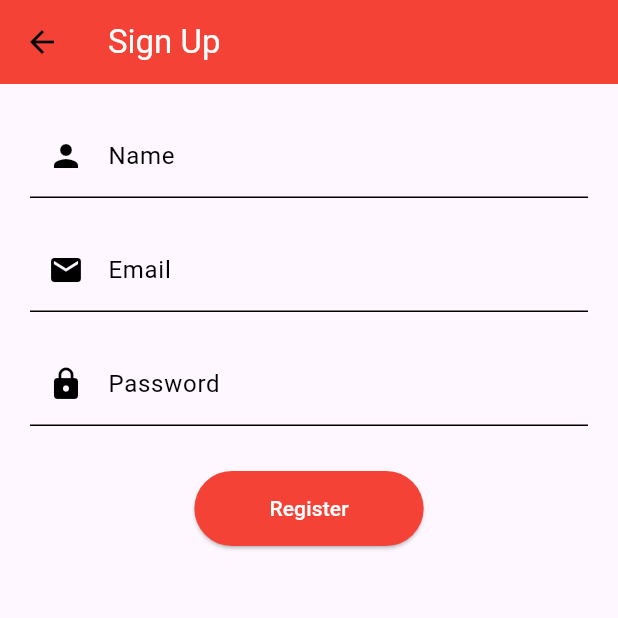
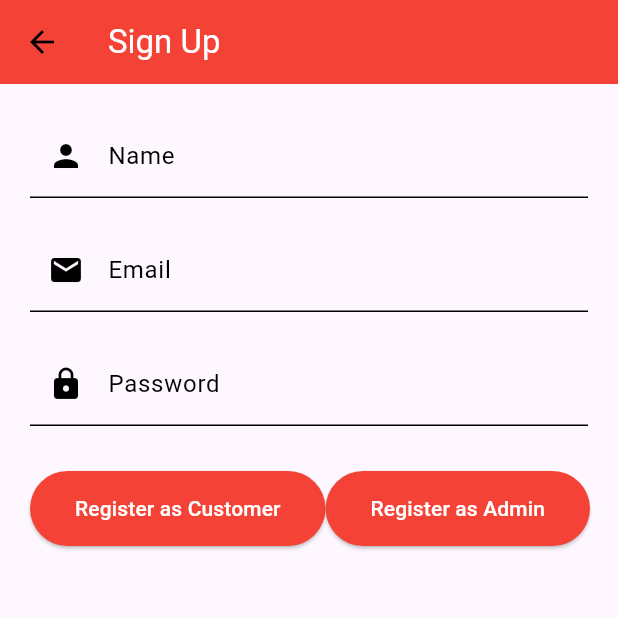
Before and after one commit to juniperus01/College-Canteen, a Flutter app: the RegistrationPage screen opened directly, on a phone screen of 412 x 824 dp, the top half of it. Run offline on Flutter 3.47's test engine with Material 3 defaults, Android fonts, the phone set to English and light mode, and no system bars; our stand-ins replace cloud_firestore, firebase_auth, firebase_core; accounts and stored records are empty.

Commit message:
Updated Registration Page to have options for registering as Customer or Admin

```diff
--- a/lib/screens/registration_page.dart
+++ b/lib/screens/registration_page.dart
@@ -21,7 +21,8 @@ class _RegistrationPageState extends State<RegistrationPage> {
   final FirebaseAuth _auth = FirebaseAuth.instance;
   final FirebaseFirestore _firestore = FirebaseFirestore.instance;
 
-  Future<void> _register() async {
+  // Register function with role parameter
+  Future<void> _register(String role) async {
     setState(() {
       _isLoading = true;
     });
@@ -38,18 +39,19 @@ class _RegistrationPageState extends State<RegistrationPage> {
       if (user != null) {
         await user.updateDisplayName(_name);
 
+        // Store user data with selected role
         await _firestore.collection('users').doc(user.uid).set({
           'fullName': _name,
           'email': _email,
+          'role': role, // Store the selected role in Firestore
           'createdAt': FieldValue.serverTimestamp(),
         });
 
-        // After registration, navigate to MenuPage
+        // After registration, navigate to LoginPage
         Navigator.pushReplacement(
           context,
           MaterialPageRoute(
-            builder: (context) => LoginPage(
-            ),
+            builder: (context) => LoginPage(),
           ),
         );
       }
@@ -70,7 +72,6 @@ class _RegistrationPageState extends State<RegistrationPage> {
       });
     }
   }
-
 
   @override
   Widget build(BuildContext context) {
@@ -138,23 +139,48 @@ class _RegistrationPageState extends State<RegistrationPage> {
                   onSaved: (value) => _password = value!,
                 ),
                 SizedBox(height: 30),
+
+                // Role Selection Buttons in a Row
                 _isLoading
                     ? CircularProgressIndicator() // Show loading indicator
-                    : ElevatedButton(
-                        child: Text(
-                          'Register',
-                          style: TextStyle(color: Colors.white), // Set text color to white
-                        ),
+                    : Row(
+                        mainAxisAlignment: MainAxisAlignment.spaceEvenly,
+                        children: [
+                          ElevatedButton(
                             onPressed: () {
                               if (_formKey.currentState!.validate()) {
                                 _formKey.currentState!.save();
-                            _register(); // Call Firebase registration
+                                _register('customer'); // Register as customer
                               }
                             },
                             style: ElevatedButton.styleFrom(
                               backgroundColor: Colors.red,
-                          padding: EdgeInsets.symmetric(horizontal: 50, vertical: 15),
+                              padding: EdgeInsets.symmetric(
+                                  horizontal: 30, vertical: 15),
                             ),
+                            child: Text(
+                              'Register as Customer',
+                              style: TextStyle(color: Colors.white),
+                            ),
+                          ),
+                          ElevatedButton(
+                            onPressed: () {
+                              if (_formKey.currentState!.validate()) {
+                                _formKey.currentState!.save();
+                                _register('admin'); // Register as admin
+                              }
+                            },
+                            style: ElevatedButton.styleFrom(
+                              backgroundColor: Colors.red,
+                              padding: EdgeInsets.symmetric(
+                                  horizontal: 30, vertical: 15),
+                            ),
+                            child: Text(
+                              'Register as Admin',
+                              style: TextStyle(color: Colors.white),
+                            ),
+                          ),
+                        ],
                       ),
               ],
             ),
```
Lines whose indentation alone changed are shown as unchanged.
